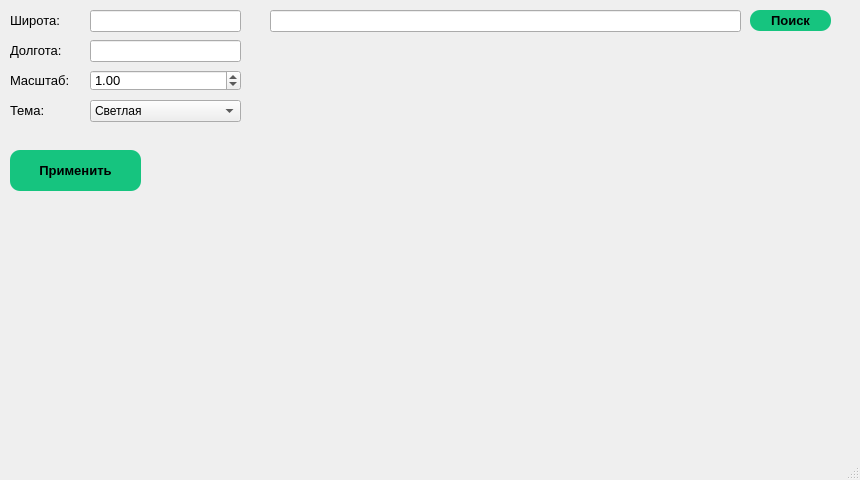
Qt form data/main.ui (Stremyguy/YandexMapsAPI) before a commit.
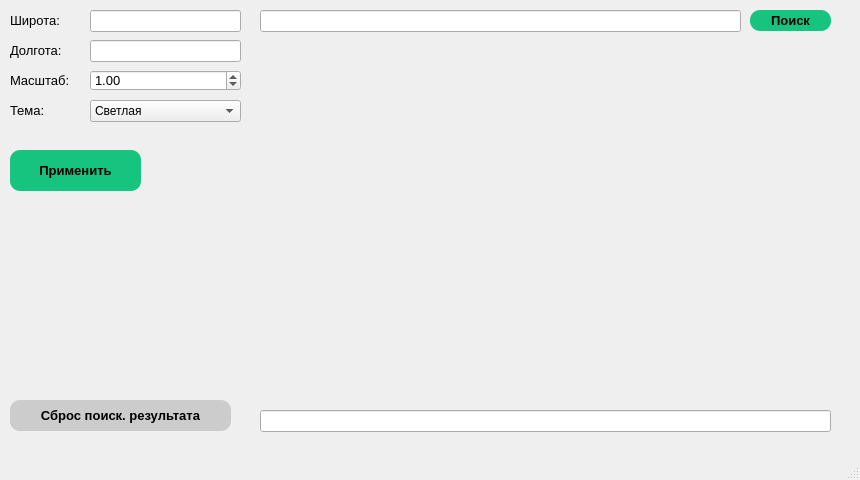
The same form after that commit.

Commit message: Added an address line and reseting the current address

```diff
--- a/data/main.ui
+++ b/data/main.ui
@@ -130,7 +130,7 @@
       <x>260</x>
       <y>50</y>
       <width>600</width>
-      <height>401</height>
+      <height>351</height>
      </rect>
     </property>
     <property name="text">
@@ -207,9 +207,9 @@
    <widget class="QLineEdit" name="object_lineEdit">
     <property name="geometry">
      <rect>
-      <x>270</x>
+      <x>260</x>
       <y>10</y>
-      <width>471</width>
+      <width>481</width>
       <height>22</height>
      </rect>
     </property>
@@ -244,6 +244,49 @@
      <string>Поиск</string>
     </property>
    </widget>
+   <widget class="QPushButton" name="resetButton">
+    <property name="geometry">
+     <rect>
+      <x>10</x>
+      <y>400</y>
+      <width>221</width>
+      <height>31</height>
+     </rect>
+    </property>
+    <property name="font">
+     <font>
+      <family>Arial</family>
+      <pointsize>10</pointsize>
+      <weight>75</weight>
+      <bold>true</bold>
+     </font>
+    </property>
+    <property name="cursor">
+     <cursorShape>PointingHandCursor</cursorShape>
+    </property>
+    <property name="styleSheet">
+     <string notr="true">.QPushButton {
+	background-color: #ccc;
+	border-radius: 10px;
+}</string>
+    </property>
+    <property name="text">
+     <string>Сброс поиск. результата</string>
+    </property>
+   </widget>
+   <widget class="QLineEdit" name="addressLine">
+    <property name="geometry">
+     <rect>
+      <x>260</x>
+      <y>410</y>
+      <width>571</width>
+      <height>22</height>
+     </rect>
+    </property>
+    <property name="readOnly">
+     <bool>true</bool>
+    </property>
+   </widget>
   </widget>
   <widget class="QMenuBar" name="menubar">
    <property name="geometry">
```
The commit also changes 1 other file.
